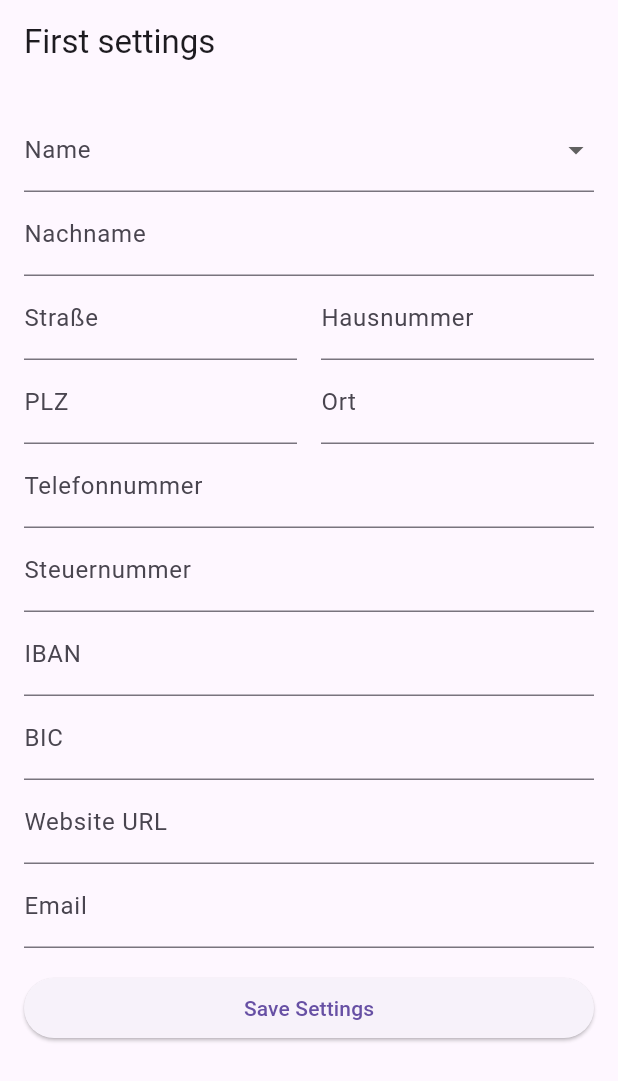
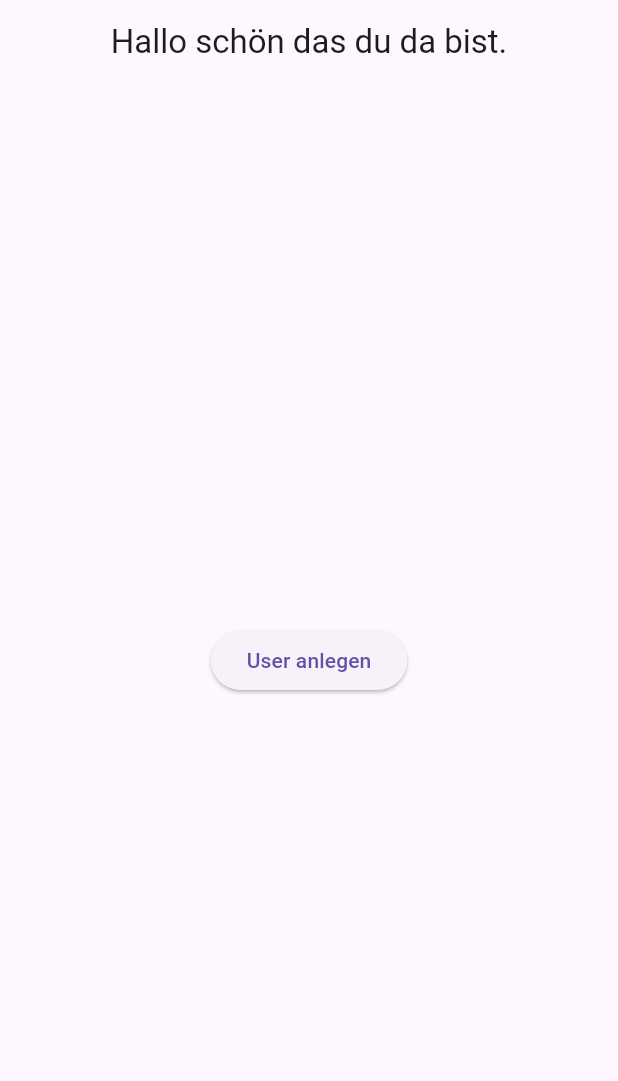
Before and after one commit to Fouma42/Invoicegenerator_Flutter, a Flutter app: the screen it shows after launch, on a phone screen of 412 x 824 dp. Shown: the top 1081 px of the screen. Run offline on Flutter 3.47's test engine with Material 3 defaults, Android fonts, the phone set to English and light mode, and no system bars; our stand-ins replace fluttertoast, sqflite; missing offline and left inert: flutter_pdfview; accounts and stored records are empty.

```diff
--- /dev/null
+++ b/invoivoicegenerator/lib/frontEnd/start_seite.dart
@@ -0,0 +1,107 @@
+import 'package:flutter/material.dart';
+import '../backEnd/settings_page_logic.dart';
+import 'package:invoivoicegenerator/invoice.dart';
+import '../database_helper.dart';
+import '../frontEnd/add_new_user.dart';
+import '../frontEnd/settings_page.dart';
+
+class StartSeite extends StatefulWidget {
+  const StartSeite({Key? key}) : super(key: key);
+  @override
+  State<StartSeite> createState() => _StartSeiteState();
+}
+
+class _StartSeiteState extends State<StartSeite> {
+  late Future<bool> _userIsAvailable;
+
+  @override
+  void initState() {
+    super.initState();
+    _loadUserAvailability();
+  }
+
+  Future<void> _loadUserAvailability() async {
+    SettingsPageLogic logic = SettingsPageLogic();
+    setState(() {
+      _userIsAvailable = logic.userAvailabel();
+    });
+  }
+
+  @override
+  Widget build(BuildContext context) {
+    return Scaffold(
+      appBar: AppBar(
+        title: FutureBuilder<bool>(
+          future: _userIsAvailable,
+          builder: (BuildContext context, AsyncSnapshot<bool> snapshot) {
+            if (snapshot.connectionState == ConnectionState.waiting) {
+              return const Text('Loading...');
+            } else {
+              return Text(snapshot.data == true
+                  ? 'Bitte Wählen Sie eine Option'
+                  : 'Hallo schön das du da bist.');
+            }
+          },
+        ),
+        centerTitle: true,
+      ),
+      body: Center(
+        child: FutureBuilder<bool>(
+          future: _userIsAvailable,
+          builder: (BuildContext context, AsyncSnapshot<bool> snapshot) {
+            if (snapshot.connectionState == ConnectionState.waiting) {
+              return const CircularProgressIndicator();
+            } else if (snapshot.data == true) {
+              return Column(
+                mainAxisAlignment: MainAxisAlignment.center,
+                children: [
+                  ElevatedButton(
+                    onPressed: () {
+                      navigateToAddNewUserPage();
+                    },
+                    child: const Text('Weiteren User anlagen'),
+                  ),
+                  const SizedBox(height: 16),
+                  ElevatedButton(
+                    onPressed: () {
+                      navigateToUserPage();
+                    },
+                    child: const Text('Rechnung erstellen'),
+                  ),
+                ],
+              );
+            } else {
+              return ElevatedButton(
+                onPressed: () {
+                  navigateToAddNewUserPage();
+                },
+                child: const Text('User anlegen'),
+              );
+            }
+          },
+        ),
+      ),
+    );
+  }
+
+  navigateToInvoicePage() {
+    Navigator.push(
+      context,
+      MaterialPageRoute(builder: (context) => const InvoicePage()),
+    );
+  }
+
+  navigateToAddNewUserPage() {
+    Navigator.push(
+      context,
+      MaterialPageRoute(builder: (context) => const AddNewUserPage()),
+    );
+  }
+
+  navigateToUserPage() {
+    Navigator.push(
+      context,
+      MaterialPageRoute(builder: (context) => const SettingsPage()),
+    );
+  }
+}
--- a/invoivoicegenerator/lib/main.dart
+++ b/invoivoicegenerator/lib/main.dart
@@ -1,10 +1,12 @@
 import 'package:flutter/material.dart';
-import 'settings_page.dart';
-import 'package:invoivoicegenerator/invoice.dart';
+import 'frontEnd/settings_page.dart';
 import 'database_helper.dart';
+import 'frontEnd/add_new_user.dart';
+import '../frontEnd/start_seite.dart';
 
 void main() async {
-  WidgetsFlutterBinding.ensureInitialized(); // Ensure that the Flutter engine is initialized
+  WidgetsFlutterBinding
+      .ensureInitialized(); // Ensure that the Flutter engine is initialized
   bool settingsAvailable = await DatabaseHelper.instance.settingsAvailable();
 
   runApp(MyApp(settingsAvailable: settingsAvailable));
@@ -22,8 +24,8 @@ class MyApp extends StatelessWidget {
       theme: ThemeData(
         primarySwatch: Colors.blue,
       ),
-     // home: settingsAvailable ? const InvoicePage() : const SettingsPage(),
-     home: const SettingsPage(),
+      // home: settingsAvailable ? const InvoicePage() : const SettingsPage(),
+      home: const StartSeite(),
     );
   }
 }
--- /dev/null
+++ b/invoivoicegenerator/lib/model/settings.dart
@@ -0,0 +1,28 @@
+class Settings {
+  final String steuernummer;
+  final String nachName;
+  final String name;
+  final String strasse;
+  final String hausnummer;
+  final String plz;
+  final String ort;
+  final String iban;
+  final String bic;
+  final String websiteUrl;
+  final String telefonNummer;
+  final String email;
+
+  Settings(
+      {required this.steuernummer,
+      required this.nachName,
+      required this.name,
+      required this.strasse,
+      required this.hausnummer,
+      required this.plz,
+      required this.ort,
+      required this.iban,
+      required this.bic,
+      required this.websiteUrl,
+      required this.telefonNummer,
+      required this.email});
+}
```
Also changed, not shown: invoivoicegenerator/lib/backEnd/settings_page_logic.dart (added, +13 -0 lines), invoivoicegenerator/lib/database_helper.dart (+24 -2 lines), invoivoicegenerator/lib/frontEnd/add_new_user.dart (added, +265 -0 lines), invoivoicegenerator/lib/frontEnd/settings_page.dart (renamed from invoivoicegenerator/lib/settings_page.dart, +39 -14 lines).
